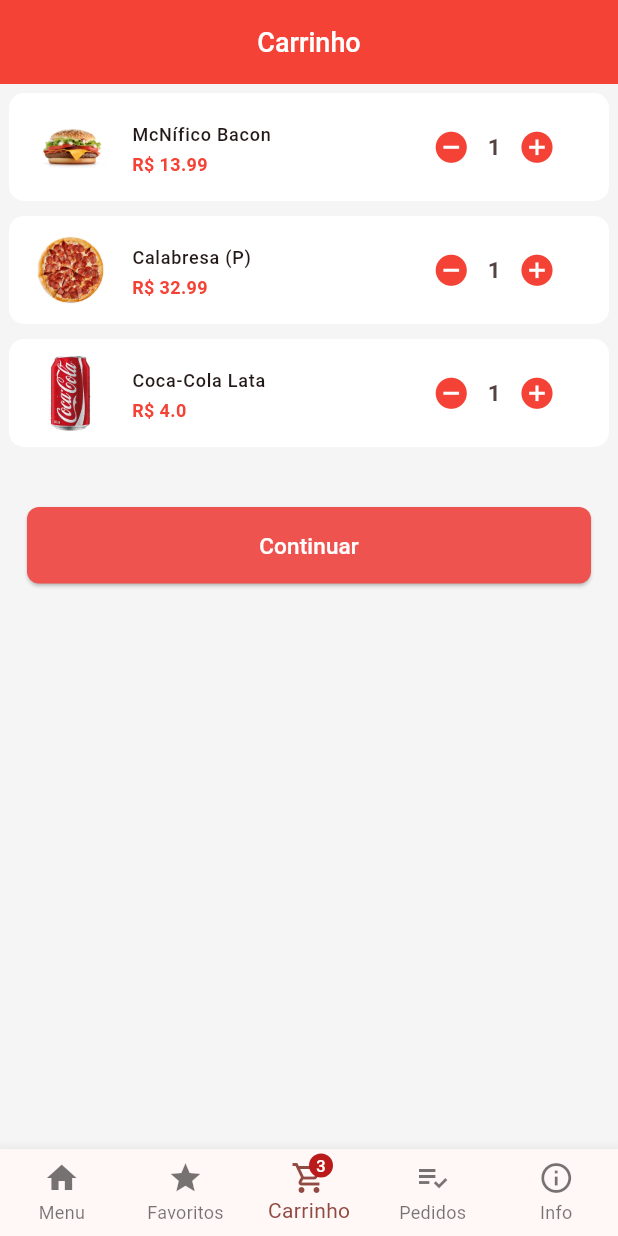
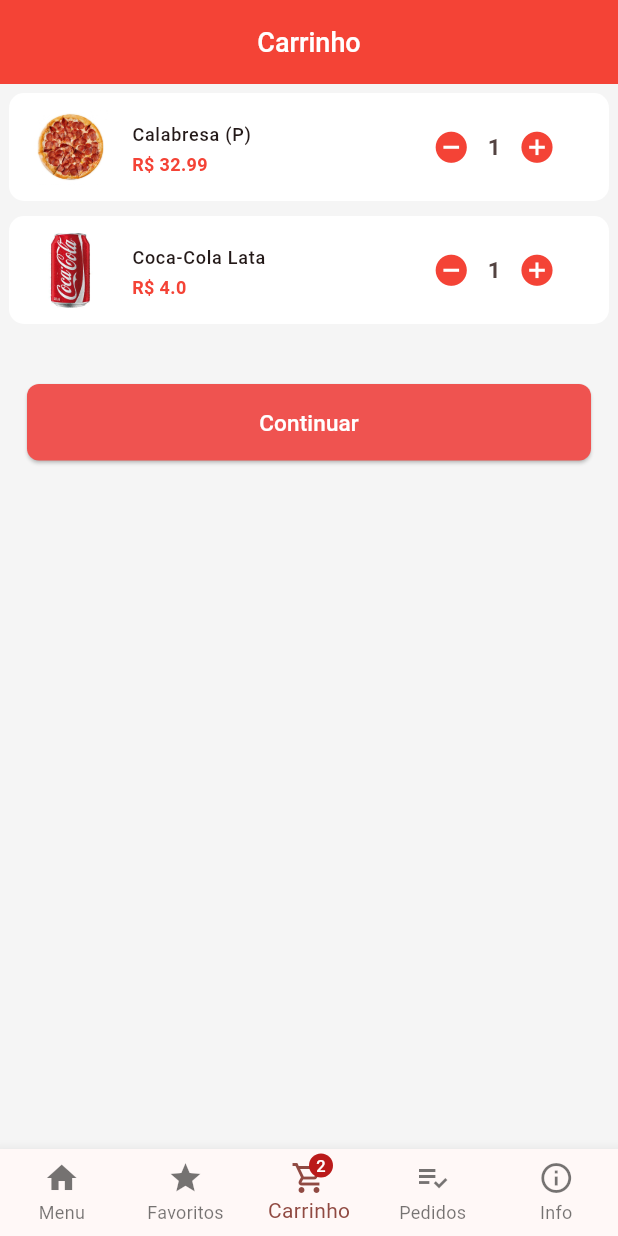
Before and after one commit to melquetrindade/delivery_app, a Flutter app: the screen it shows after launch, item 3 of the bottom bar chosen, after a tap on the "remove circle" icon, on a phone screen of 412 x 824 dp. Run offline on Flutter 3.47's test engine with Material 3 defaults, Android fonts, the phone set to English and light mode, and no system bars; network calls fail.

Commit message:
concluíndo a pag de carrinho e a lógica de add e remover item produto

```diff
--- a/delivery_app/lib/pages/carrinho_page.dart
+++ b/delivery_app/lib/pages/carrinho_page.dart
@@ -31,15 +31,15 @@ class _CarrinhoPageState extends State<CarrinhoPage> {
               color: Colors.white, fontSize: 18, fontWeight: FontWeight.w500),
         ),
       ),
-      body: SingleChildScrollView(
-        child: Padding(
-          padding: EdgeInsets.all(6),
-          child: listaCarrinho.isEmpty
-              ? ListTile(
-                  leading: Icon(Icons.favorite),
-                  title: Text('Ainda não há produtos favoritos'),
-                )
-              : Column(children: [
+      body: listaCarrinho.isEmpty
+          ? ListTile(
+              leading: Icon(Icons.local_grocery_store),
+              title: Center(child: Text('Ainda não há produtos no carrinho!')),
+            )
+          : SingleChildScrollView(
+              child: Padding(
+                padding: const EdgeInsets.all(6),
+                child: Column(children: [
                   loadCarrinho(),
                   Align(
                     alignment: Alignment.bottomCenter,
@@ -61,7 +61,9 @@ class _CarrinhoPageState extends State<CarrinhoPage> {
                               ),
                             ),
                           ),
-                          onPressed: () {},
+                          onPressed: () {
+                            print('pág vendas');
+                          },
                           child: Padding(
                             padding: const EdgeInsets.only(top: 15, bottom: 15),
                             child: Text(
@@ -75,20 +77,15 @@ class _CarrinhoPageState extends State<CarrinhoPage> {
                     ),
                   ),
                 ]),
-        ),
-      ),
+              ),
+            ),
     );
   }
 
   loadCarrinho() {
     List<Widget> widgets = [];
-    int qtdProduto = 0;
-    String nome = '';
-    String tam = '';
+
     for (var item in listaCarrinho) {
-      qtdProduto = item.qtd;
-      nome = item.itemProduto.nome;
-      tam = item.tamanho;
 
       widgets.add(Container(
         margin: EdgeInsets.only(bottom: 10),
@@ -100,7 +97,8 @@ class _CarrinhoPageState extends State<CarrinhoPage> {
           leading: SizedBox(
               width: 50,
               child: Image.asset(item.itemProduto.img, fit: BoxFit.fill)),
-          title: Text(item.itemProduto.categoria == 'Pizza' ? '$nome ($tam)' : '$nome',
+          title: Text(
+              item.itemProduto.categoria == 'Pizza' ? '${item.itemProduto.nome} (${item.tamanho})' : '${item.itemProduto.nome}',
               style: TextStyle(fontWeight: FontWeight.w500, fontSize: 12)),
           subtitle: Text(
             'R\$ ${item.itemProduto.valor}',
@@ -112,7 +110,9 @@ class _CarrinhoPageState extends State<CarrinhoPage> {
               mainAxisSize: MainAxisSize.min,
               children: [
                 IconButton(
-                  onPressed: () {},
+                  onPressed: () {
+                    carrinho.deleteProduto(item);
+                  },
                   icon: Icon(
                     Icons.remove_circle,
                     color: Colors.red,
@@ -122,11 +122,32 @@ class _CarrinhoPageState extends State<CarrinhoPage> {
                 Container(
                     child: Center(
                         child: Text(
-                  '$qtdProduto',
+                  '${item.qtd}',
                   style: TextStyle(fontWeight: FontWeight.w600, fontSize: 15),
                 ))),
                 IconButton(
-                    onPressed: () {},
+                    onPressed: () {
+                      int qtdTotal = 0;
+                      carrinho.objCarrinho.forEach((element) {
+                        qtdTotal += element.qtd;
+                      });
+                      if (qtdTotal <= 9) {
+                        carrinho.addProduto(item);
+                      } else {
+                        ScaffoldMessenger.of(context).showSnackBar(
+                          SnackBar(
+                            content: Text(
+                                'A Política do restaurante permite a quantidade máxima de até 10 unidades de produtos por pedido!'),
+                            duration: Duration(seconds: 60),
+                            action: SnackBarAction(
+                                label: 'OK',
+                                onPressed: () {
+                                  //Navigator.pop(context);
+                                }),
+                          ),
+                        );
+                      }
+                    },
                     icon: Icon(Icons.add_circle, color: Colors.red, size: 25))
               ],
             ),
--- a/delivery_app/lib/pages/favoritos_page.dart
+++ b/delivery_app/lib/pages/favoritos_page.dart
@@ -85,7 +85,7 @@ class _FavoritosPageState extends State<FavoritosPage> {
         body: listaTeste.isEmpty
             ? ListTile(
                 leading: Icon(Icons.favorite),
-                title: Text('Ainda não há produtos favoritos'),
+                title: Center(child: Text('Ainda não há produtos favoritados')),
               )
             : ListView.separated(
                 itemBuilder: (BuildContext context, int produto) {
--- a/delivery_app/lib/repository/carrinho.dart
+++ b/delivery_app/lib/repository/carrinho.dart
@@ -67,9 +67,8 @@ class CarrinhoRepository extends ChangeNotifier {
       });
       if (!hasAdd.isEmpty) {
         print('entrou no de pizza');
-        _carrinho[id].qtd ++;
+        _carrinho[id].qtd++;
         _dbFirebase[id].qtd = _carrinho[id].qtd;
-        print(_carrinho[id].qtd);
       } else {
         _dbFirebase.add(produto);
         _carrinho.add(produto);
@@ -83,11 +82,8 @@ class CarrinhoRepository extends ChangeNotifier {
       });
       if (!hasAdd.isEmpty) {
         print('entrou no que não é pizza');
-        _carrinho[id].qtd ++;
+        _carrinho[id].qtd++;
         _dbFirebase[id].qtd = _carrinho[id].qtd;
-        print(_carrinho[id].qtd);
-        //print('add ao carrinho');
-        //print(_carrinho.length);
       } else {
         _dbFirebase.add(produto);
         _carrinho.add(produto);
@@ -98,11 +94,42 @@ class CarrinhoRepository extends ChangeNotifier {
     notifyListeners();
   }
 
-  /*
-  deleteProduto(Produto produto) {
-    _dbFirebase.removeWhere((element) => element.nome == produto.nome);
-    _carrinho.removeWhere((element) => element.nome == produto.nome);
+  deleteProduto(ItemCarrinho produto) {
+    //_dbFirebase.removeWhere((element) => element.nome == produto.nome);
+    //_carrinho.removeWhere((element) => element.nome == produto.nome);
+
+    int id = 0;
+    if (produto.itemProduto.categoria == 'Pizza') {
+      _carrinho.asMap().forEach((index, item) {
+        if (item.itemProduto.nome == produto.itemProduto.nome &&
+            item.tamanho == produto.tamanho) {
+          id = index;
+        }
+      });
+
+      _carrinho[id].qtd--;
+      if (_carrinho[id].qtd == 0) {
+        _carrinho.removeAt(id);
+        _dbFirebase.removeAt(id);
+      } else{
+        _dbFirebase[id].qtd = _carrinho[id].qtd;
+      }
+    } else {
+      _carrinho.asMap().forEach((index, item) {
+        if (item.itemProduto.nome == produto.itemProduto.nome) {
+          id = index;
+        }
+      });
+
+      _carrinho[id].qtd--;
+      if (_carrinho[id].qtd == 0) {
+        _carrinho.removeAt(id);
+        _dbFirebase.removeAt(id);
+      } else{
+        _dbFirebase[id].qtd = _carrinho[id].qtd;
+      }
+    }
 
     notifyListeners();
-  }*/
+  }
 }
```
Also changed, not shown: delivery_app/lib/pages/searchFav.dart (+29 -1 lines), delivery_app/lib/widgets/homePage/lista_produtos.dart (+28 -7 lines), delivery_app/lib/widgets/produtosDetails/components_body.dart (+26 -10 lines).
